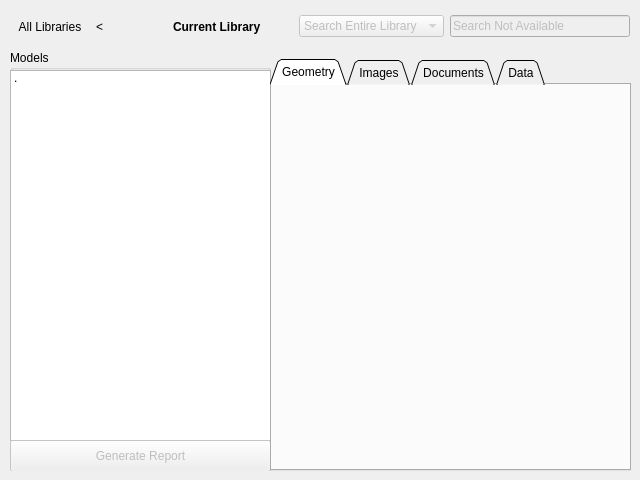
This is src/librarywindow.ui in torfoes/cadventory as Qt 5 draws it before an edit. The edited form follows.
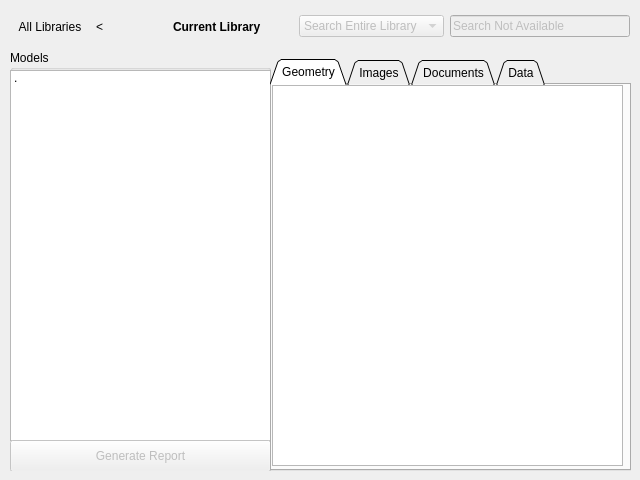
This is the edited form.

Commit message: switch to a QListView instead of grids since there can be thousands of matches

```diff
--- a/src/librarywindow.ui
+++ b/src/librarywindow.ui
@@ -94,7 +94,7 @@
     <attribute name="title">
      <string>Geometry</string>
     </attribute>
-    <widget class="QWidget" name="gridLayoutWidget">
+    <widget class="QListView" name="geometryListView">
      <property name="geometry">
       <rect>
        <x>0</x>
@@ -103,7 +103,6 @@
        <height>381</height>
       </rect>
      </property>
-     <layout class="QGridLayout" name="geometryGrid"/>
     </widget>
    </widget>
    <widget class="QWidget" name="imagesTab">
```
Left out of the diff: 9 changed lines with no effect on the pictures.
